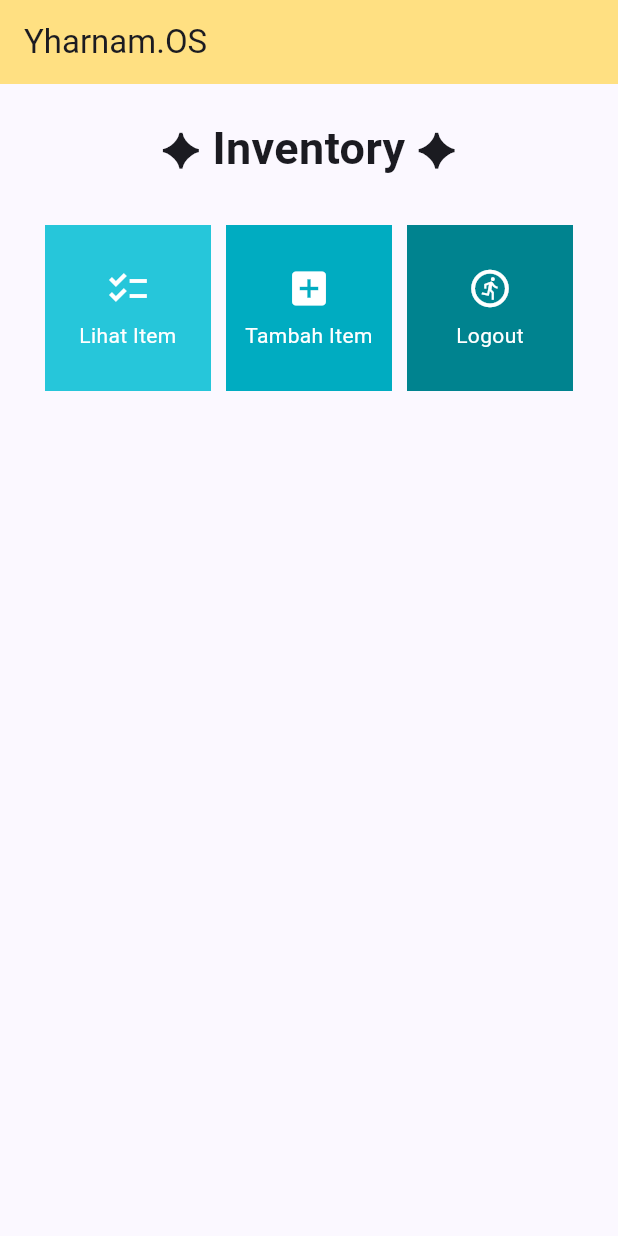
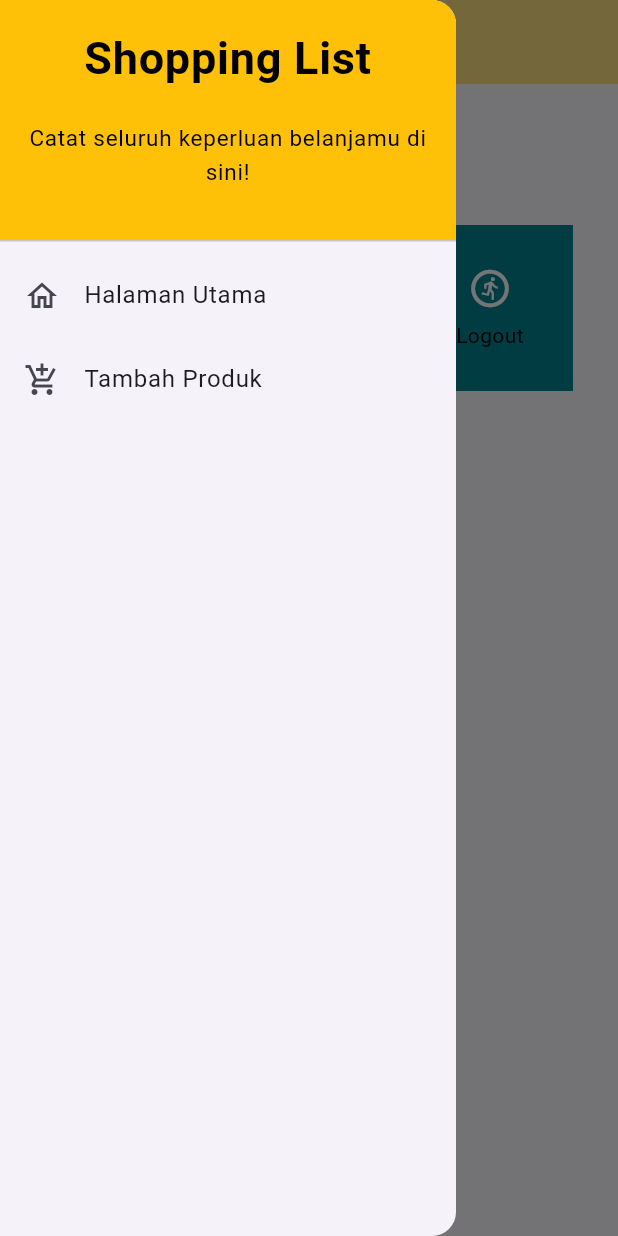
Before and after one commit to MRadhityaUtomo/inventory-mobile, a Flutter app: the screen it shows after launch, with the side drawer open (before the commit the screen has no drawer), on a phone screen of 412 x 824 dp. Run offline on Flutter 3.47's test engine with Material 2 defaults, Android fonts, the phone set to English and light mode, and no system bars.

Commit message:
updated for tugas 8

```diff
--- a/lib/main.dart
+++ b/lib/main.dart
@@ -1,5 +1,5 @@
 import 'package:flutter/material.dart';
-import 'package:inventory_mobile/menu.dart';
+import 'package:inventory_mobile/screens/menu.dart';
 
 void main() {
   runApp(const MyApp());
--- a/lib/menu.dart
+++ b/lib/screens/menu.dart
@@ -1,4 +1,7 @@
 import 'package:flutter/material.dart';
+// import 'package:shopping_list/shoplist_form.dart';
+import 'package:inventory_mobile/widgets/item_card.dart';
+import 'package:inventory_mobile/widgets/left_drawer.dart';
 
 class MyHomePage extends StatelessWidget {
   MyHomePage({Key? key}) : super(key: key);
@@ -27,6 +30,7 @@ class MyHomePage extends StatelessWidget {
           'Yharnam.OS',
         ),
       ),
+       drawer: const LeftDrawer(),
       body: SingleChildScrollView(
         // Widget wrapper yang dapat discroll
         child: Padding(
@@ -67,60 +71,3 @@ class MyHomePage extends StatelessWidget {
     );
   }
 }
-
-class ShopItem {
-  final String name;
-  final IconData icon;
-  final Color color;
-
-  ShopItem(this.name, this.icon, this.color);
-
-  static final ShopItem lihatItem = ShopItem("Lihat Item", Icons.checklist, Colors.cyan[400]!);
-  static final ShopItem tambahItem = ShopItem("Tambah Item", Icons.add_box, Colors.cyan[600]!);
-  static final ShopItem logout = ShopItem("Logout", Icons.run_circle_outlined, Colors.cyan[800]!);
-}
-
-class ShopCard extends StatelessWidget {
-  final ShopItem item;
-
-  const ShopCard(this.item, {super.key}); // Constructor
-
-  @override
-  Widget build(BuildContext context) {
-    return Material(
-      color: item.color,
-      child: InkWell(
-        // Area responsive terhadap sentuhan
-        onTap: () {
-          // Memunculkan SnackBar ketika diklik
-          ScaffoldMessenger.of(context)
-            ..hideCurrentSnackBar()
-            ..showSnackBar(SnackBar(
-                content: Text("Kamu telah menekan tombol ${item.name}!")));
-        },
-        child: Container(
-          // Container untuk menyimpan Icon dan Text
-          padding: const EdgeInsets.all(8),
-          child: Center(
-            child: Column(
-              mainAxisAlignment: MainAxisAlignment.center,
-              children: [
-                Icon(
-                  item.icon,
-                  color: Colors.white,
-                  size: 30.0,
-                ),
-                const Padding(padding: EdgeInsets.all(3)),
-                Text(
-                  item.name,
-                  textAlign: TextAlign.center,
-                  style: const TextStyle(color: Colors.white),
-                ),
-              ],
-            ),
-          ),
-        ),
-      ),
-    );
-  }
-}
--- /dev/null
+++ b/lib/widgets/item_card.dart
@@ -0,0 +1,70 @@
+import 'package:flutter/material.dart';
+import 'package:inventory_mobile/screens/item_form.dart';
+
+class ShopItem {
+  final String name;
+  final IconData icon;
+  final Color color;
+
+  ShopItem(this.name, this.icon, this.color);
+
+  static final ShopItem lihatItem = ShopItem("Lihat Item", Icons.checklist, Colors.cyan[400]!);
+  static final ShopItem tambahItem = ShopItem("Tambah Item", Icons.add_box, Colors.cyan[600]!);
+  static final ShopItem logout = ShopItem("Logout", Icons.run_circle_outlined, Colors.cyan[800]!);
+}
+
+class ShopCard extends StatelessWidget {
+  final ShopItem item;
+
+  const ShopCard(this.item, {super.key}); // Constructor
+
+  @override
+  Widget build(BuildContext context) {
+    return Material(
+      color: item.color,
+      child: InkWell(
+        // Area responsive terhadap sentuhan
+        onTap: () {
+          // Memunculkan SnackBar ketika diklik
+          ScaffoldMessenger.of(context)
+            ..hideCurrentSnackBar()
+            ..showSnackBar(SnackBar(
+                content: Text("Kamu telah menekan tombol ${item.name}!")));
+
+          // Navigate ke route yang sesuai (tergantung jenis tombol)
+            if (item.name == "Tambah Item") {
+              // TODO: Gunakan Navigator.push untuk melakukan navigasi ke MaterialPageRoute yang mencakup ShopFormPage.
+              Navigator.push(
+                    context,
+                    MaterialPageRoute(
+                      builder: (context) => ShopFormPage(),
+                    ));
+            }
+
+        },
+        child: Container(
+          // Container untuk menyimpan Icon dan Text
+          padding: const EdgeInsets.all(8),
+          child: Center(
+            child: Column(
+              mainAxisAlignment: MainAxisAlignment.center,
+              children: [
+                Icon(
+                  item.icon,
+                  color: Colors.white,
+                  size: 30.0,
+                ),
+                const Padding(padding: EdgeInsets.all(3)),
+                Text(
+                  item.name,
+                  textAlign: TextAlign.center,
+                  style: const TextStyle(color: Colors.black),
+                ),
+              ],
+            ),
+          ),
+        ),
+      ),
+    );
+  }
+}
--- /dev/null
+++ b/lib/widgets/left_drawer.dart
@@ -0,0 +1,75 @@
+import 'package:flutter/material.dart';
+import 'package:inventory_mobile/screens/menu.dart';
+import 'package:inventory_mobile/screens/item_form.dart';
+// TODO: Impor halaman ShopFormPage jika sudah dibuat
+
+class LeftDrawer extends StatelessWidget {
+  const LeftDrawer({super.key});
+
+  @override
+  Widget build(BuildContext context) {
+    return Drawer(
+      child: ListView(
+        children: [
+          const DrawerHeader(
+            // TODO: Bagian drawer header
+              decoration: BoxDecoration(
+              color: Colors.amber,
+            ),
+      child: Column(
+        children: [
+            Text(
+                  'Shopping List',
+                  textAlign: TextAlign.center,
+                  style: TextStyle(
+                  fontSize: 30,
+                  fontWeight: FontWeight.bold,
+                  color: Colors.black,
+                  ),
+                ),
+      Padding(padding: EdgeInsets.all(10)),
+      Text("Catat seluruh keperluan belanjamu di sini!",
+                  textAlign: TextAlign.center,
+                  style: TextStyle(
+                  fontSize: 15,
+                  fontWeight: FontWeight.normal,
+                  color: Colors.black,
+                  ),
+            ),
+    ],
+            ),
+          ),
+          // TODO: Bagian routing
+          ListTile(
+              leading: const Icon(Icons.home_outlined),
+              title: const Text('Halaman Utama'),
+              // Bagian redirection ke MyHomePage
+              onTap: () {
+                Navigator.pushReplacement(
+                    context,
+                    MaterialPageRoute(
+                      builder: (context) => MyHomePage(),
+                    ));
+              },
+              ),
+              ListTile(
+              leading: const Icon(Icons.add_shopping_cart),
+              title: const Text('Tambah Produk'),
+              // Bagian redirection ke ShopFormPage
+              onTap: () {
+                /*
+                TODO: Buatlah routing ke ShopFormPage di sini,
+                setelah halaman ShopFormPage sudah dibuat.
+                */
+                Navigator.push(
+                    context,
+                    MaterialPageRoute(
+                      builder: (context) => const ShopFormPage(),
+                    ));
+              },
+              ),
+        ],
+      ),
+    );
+  }
+}
```
Also changed, not shown: lib/screens/item_form.dart (added, +174 -0 lines), lib/screens/item_show.dart (added, +31 -0 lines), 1 other file.
